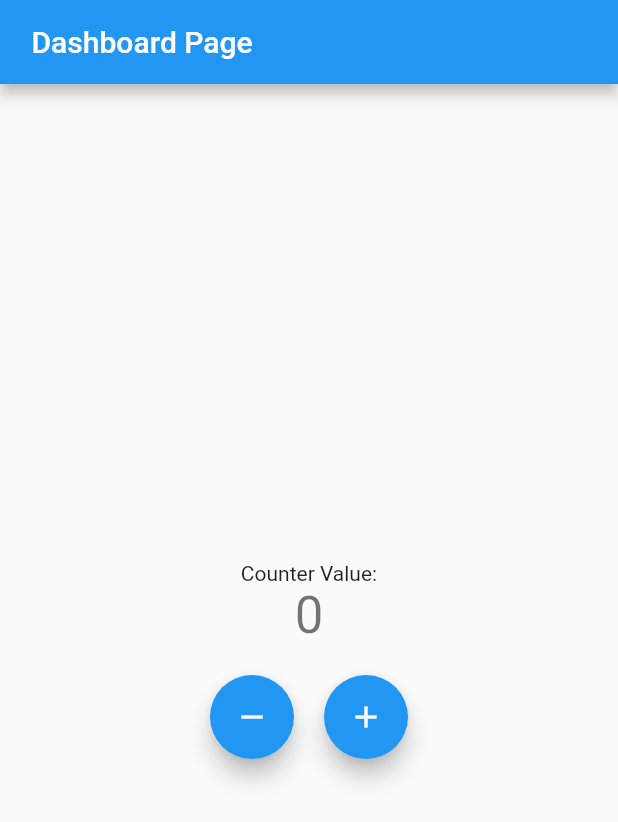
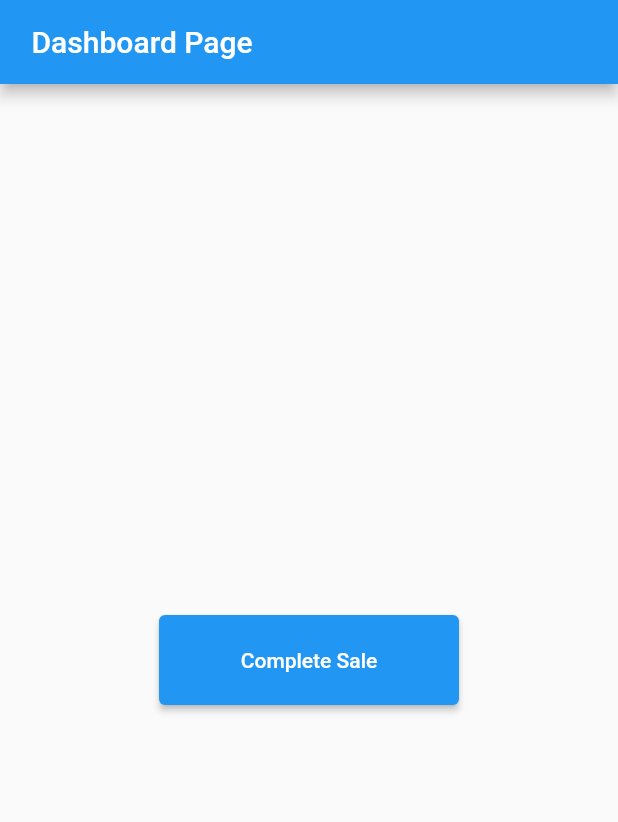
Before and after one commit to PontisDigital/allowance_merchant_app, a Flutter app: the screen it shows once a user with an empty profile is signed in, on a phone screen of 412 x 824 dp. Shown: the top 822 px of the screen. Run offline on Flutter 3.47's test engine with Material 2 defaults, Android fonts, the phone set to English and light mode, and no system bars; our stand-ins replace firebase_auth, firebase_core; missing offline and left inert: simple_barcode_scanner; accounts and stored records are empty.

Commit message:
POS step 1

```diff
--- a/lib/dashboard.dart
+++ b/lib/dashboard.dart
@@ -1,6 +1,6 @@
+import 'package:allowance_merchant/enter_full_price.dart';
 import 'package:firebase_auth/firebase_auth.dart';
 import 'package:flutter/material.dart';
-import 'package:simple_barcode_scanner/simple_barcode_scanner.dart';
 
 class Dashboard extends StatefulWidget {
   @override
@@ -8,23 +8,14 @@ class Dashboard extends StatefulWidget {
 }
 
 class _DashboardState extends State<Dashboard> {
-  int _counter = 0;
   String result = "";
 
-  void _incrementCounter() async {
-    var res = await Navigator.push(
-                    context,
-                    MaterialPageRoute(
-                      builder: (context) => const SimpleBarcodeScannerPage(),
-                    ));
-                setState(() {
-                  if (res is String) {
-                    result = res;
-                  }
-                });
+  void enterFullPrice()
+  {
+    Navigator.push(context, MaterialPageRoute(builder: (context) => EnterFullPrice()));
   }
 
-  void _decrementCounter() {
+  void signUp() {
 	FirebaseAuth.instance.signOut();
   }
 
@@ -38,29 +29,12 @@ class _DashboardState extends State<Dashboard> {
         child: Column(
           mainAxisAlignment: MainAxisAlignment.center,
           children: <Widget>[
-            Text(
-              'Counter Value:',
-            ),
-            Text(
-              '$_counter',
-              style: Theme.of(context).textTheme.headline4,
-            ),
-            SizedBox(height: 20),
-            Row(
-              mainAxisAlignment: MainAxisAlignment.center,
-              children: [
-                FloatingActionButton(
-                  onPressed: _decrementCounter,
-                  tooltip: 'Decrement',
-                  child: Icon(Icons.remove),
-                ),
-                SizedBox(width: 20),
-                FloatingActionButton(
-                  onPressed: _incrementCounter,
-                  tooltip: 'Increment',
-                  child: Icon(Icons.add),
-                ),
-              ],
+            ElevatedButton(
+              onPressed: () => enterFullPrice(),
+              child: Text("Complete Sale"),
+              style: ButtonStyle(
+                fixedSize: MaterialStateProperty.all(Size(200, 60)),
+              )
             ),
           ],
         ),
--- a/pubspec.yaml
+++ b/pubspec.yaml
@@ -39,6 +39,7 @@ dependencies:
   firebase_auth: ^4.7.2
   provider: ^6.0.5
   simple_barcode_scanner: ^0.0.8
+  http: ^1.1.0
 
 dev_dependencies:
   flutter_test:
```
Also changed, not shown: lib/enter_full_price.dart (added, +136 -0 lines), pubspec.lock, 1 other file.
